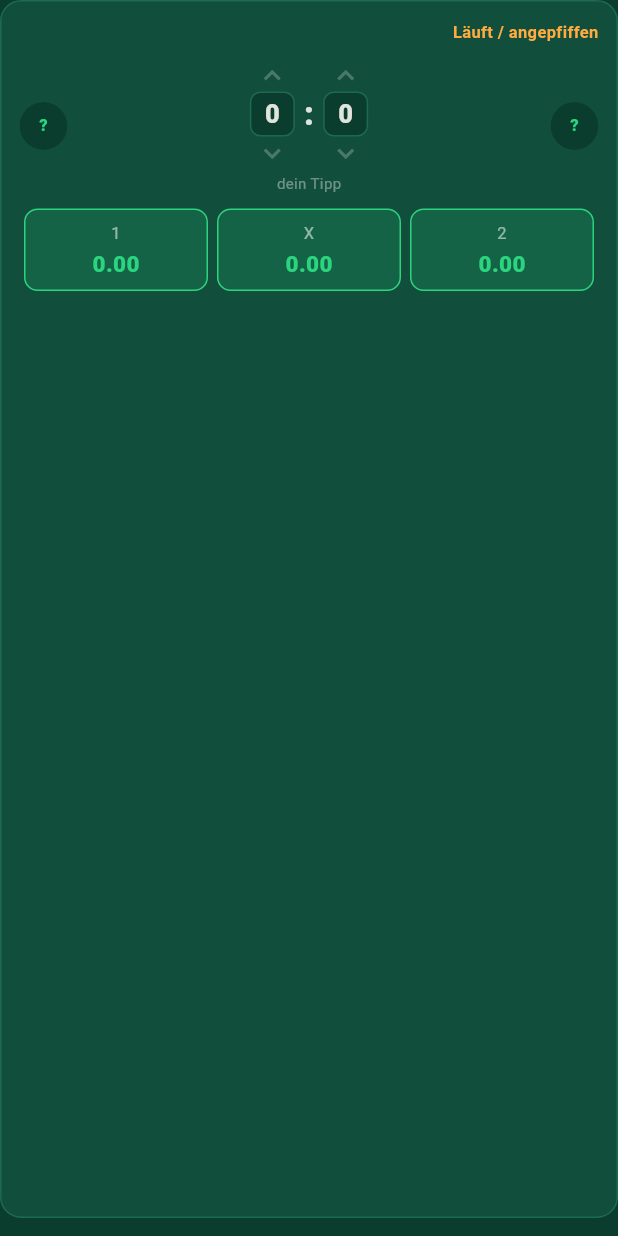
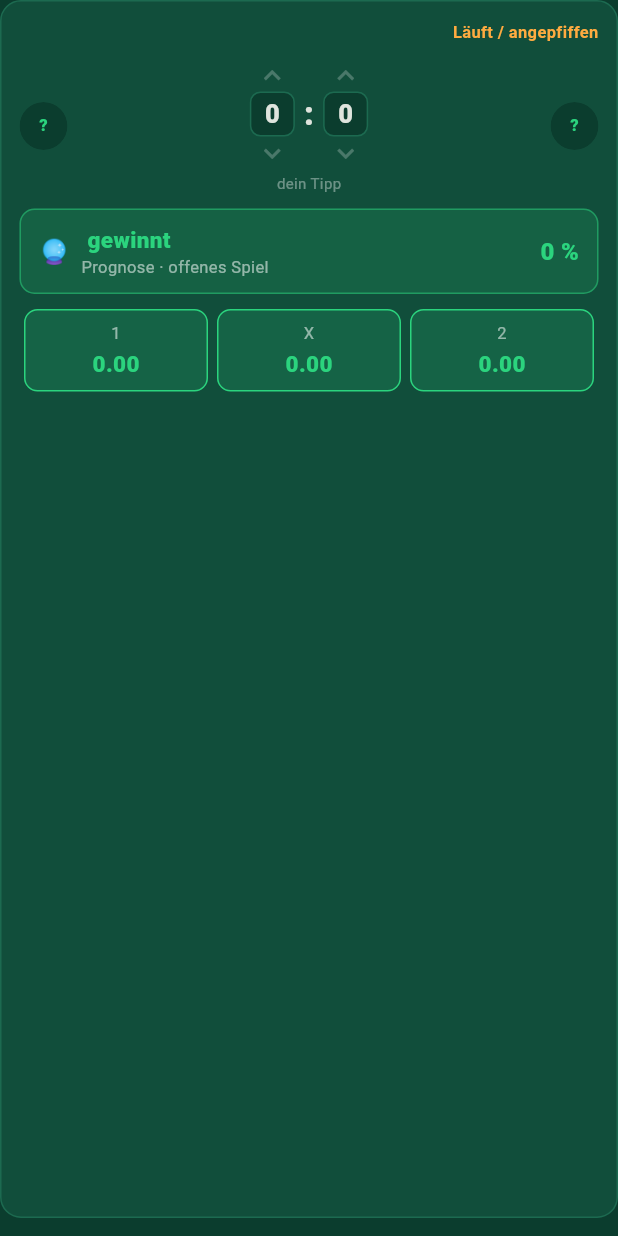
Before and after one commit to warscher80/spanwerk-datenschutz, a Flutter app: the _MatchCard widget shown alone on an empty page, opened directly with empty values, on a phone screen of 412 x 824 dp. Run offline on Flutter 3.47's test engine with Material 3 defaults, Android fonts, the phone set to English and light mode, and no system bars; our stand-ins replace flutter_local_notifications, package_info_plus, shared_preferences, timezone; accounts and stored records are empty; network calls fail.

Commit message:
Klare Sieger-Prognose pro Spiel (v1.5.0)
- Prognose-Banner auf jeder Match-Karte: 'X gewinnt' bzw. 'Unentschieden'
  mit Sicherheit in % und Einordnung (klarer Tipp/leichter Favorit/offen)
- Nach Spielende: 'getroffen ✓' / 'daneben ✗'
- nutzt die Wahrscheinlichkeiten des lernenden Elo-Modells
- version.json -> 1.5.0

Co-Authored-By: Claude Opus 4.8 <noreply@anthropic.com>
Claude-Session: https://claude.ai/code/session_01LLtTnfzyUhWGzfWAYG4HGg

```diff
--- a/lib/main.dart
+++ b/lib/main.dart
@@ -564,6 +564,7 @@ class _HomePageState extends State<HomePage> with WidgetsBindingObserver {
           now: now,
           prediction: _store.get(_matches[i].id),
           odds: _elo.odds(_matches[i].home.name, _matches[i].away.name),
+          probs: _elo.probs(_matches[i].home.name, _matches[i].away.name),
           onChanged: (h, a) async {
             await _store.save(_matches[i].id, h, a);
             setState(() {});
@@ -596,6 +597,7 @@ class _MatchCard extends StatelessWidget {
   final DateTime now;
   final Prediction? prediction;
   final MatchOdds odds;
+  final MatchProbs probs;
   final Future<void> Function(int home, int away) onChanged;
 
   const _MatchCard({
@@ -603,6 +605,7 @@ class _MatchCard extends StatelessWidget {
     required this.now,
     required this.prediction,
     required this.odds,
+    required this.probs,
     required this.onChanged,
   });
 
@@ -633,8 +636,72 @@ class _MatchCard extends StatelessWidget {
             ],
           ),
           const SizedBox(height: 10),
+          _predictionBanner(),
+          const SizedBox(height: 10),
           _oddsRow(),
           if (match.finished && match.hasResult) _resultRow(ph, pa),
+        ],
+      ),
+    );
+  }
+
+  /// Klare Ansage: wer gewinnt – plus Sicherheit in %.
+  Widget _predictionBanner() {
+    final values = [probs.home, probs.draw, probs.away];
+    final maxp = values.reduce((a, b) => a > b ? a : b);
+    final idx = values.indexOf(maxp); // 0 = Heim, 1 = Remis, 2 = Gast
+    final who = idx == 0
+        ? '${match.home.shortName} gewinnt'
+        : idx == 2
+            ? '${match.away.shortName} gewinnt'
+            : 'Unentschieden';
+    final conf = (maxp * 100).round();
+    final qualifier = idx == 1
+        ? 'ausgeglichen'
+        : conf >= 60
+            ? 'klarer Tipp'
+            : conf >= 45
+                ? 'leichter Favorit'
+                : 'offenes Spiel';
+
+    Widget trailing = Text('$conf %',
+        style: const TextStyle(color: _accent, fontWeight: FontWeight.w800, fontSize: 16));
+    if (match.finished && match.hasResult) {
+      final actual = tendencyOf(match.homeGoals!, match.awayGoals!);
+      final predicted =
+          idx == 0 ? Tendency.home : (idx == 2 ? Tendency.away : Tendency.draw);
+      final hit = predicted == actual;
+      trailing = Text(hit ? '✓ getroffen' : '✗ daneben',
+          style: TextStyle(
+            color: hit ? _accent : const Color(0xFFFF6B6B),
+            fontWeight: FontWeight.w800, fontSize: 12,
+          ));
+    }
+
+    return Container(
+      padding: const EdgeInsets.symmetric(horizontal: 12, vertical: 9),
+      decoration: BoxDecoration(
+        color: _accent.withValues(alpha: 0.14),
+        borderRadius: BorderRadius.circular(10),
+        border: Border.all(color: _accent.withValues(alpha: 0.5)),
+      ),
+      child: Row(
+        children: [
+          const Text('🔮', style: TextStyle(fontSize: 16)),
+          const SizedBox(width: 8),
+          Expanded(
+            child: Column(
+              crossAxisAlignment: CrossAxisAlignment.start,
+              children: [
+                Text(who,
+                    style: const TextStyle(
+                        color: _accent, fontWeight: FontWeight.w800, fontSize: 15)),
+                Text('Prognose · $qualifier',
+                    style: const TextStyle(color: Colors.white54, fontSize: 11)),
+              ],
+            ),
+          ),
+          trailing,
         ],
       ),
     );
--- a/pubspec.yaml
+++ b/pubspec.yaml
@@ -2,7 +2,7 @@ name: footy_predict
 description: "Footy Predict – Tippspiel auf echte Fußballspiele (Punkte, kein Echtgeld)."
 publish_to: 'none'
 
-version: 1.4.0+6
+version: 1.5.0+7
 
 environment:
   sdk: ^3.12.2
--- a/version.json
+++ b/version.json
@@ -1,6 +1,6 @@
 {
-  "versionCode": 6,
-  "versionName": "1.4.0",
+  "versionCode": 7,
+  "versionName": "1.5.0",
   "url": "https://github.com/warscher80/spanwerk-datenschutz/raw/claude/football-betting-apk-m9fb1c/KickProphet.apk",
-  "notes": "Neu: Tipp-Erinnerungen vor Anpfiff"
+  "notes": "Neu: klare Sieger-Prognose pro Spiel"
 }
```
